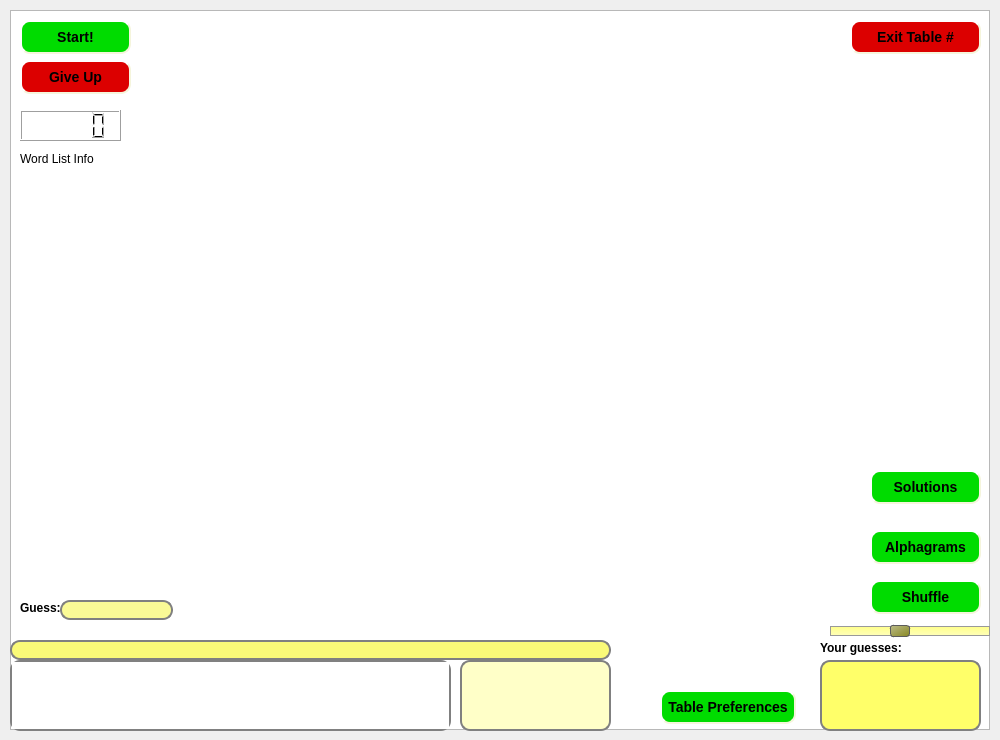
This is trunk/client/src/tableForm.ui in domino14/aerolithdesktop as Qt 5 draws it before an edit. The edited form follows.
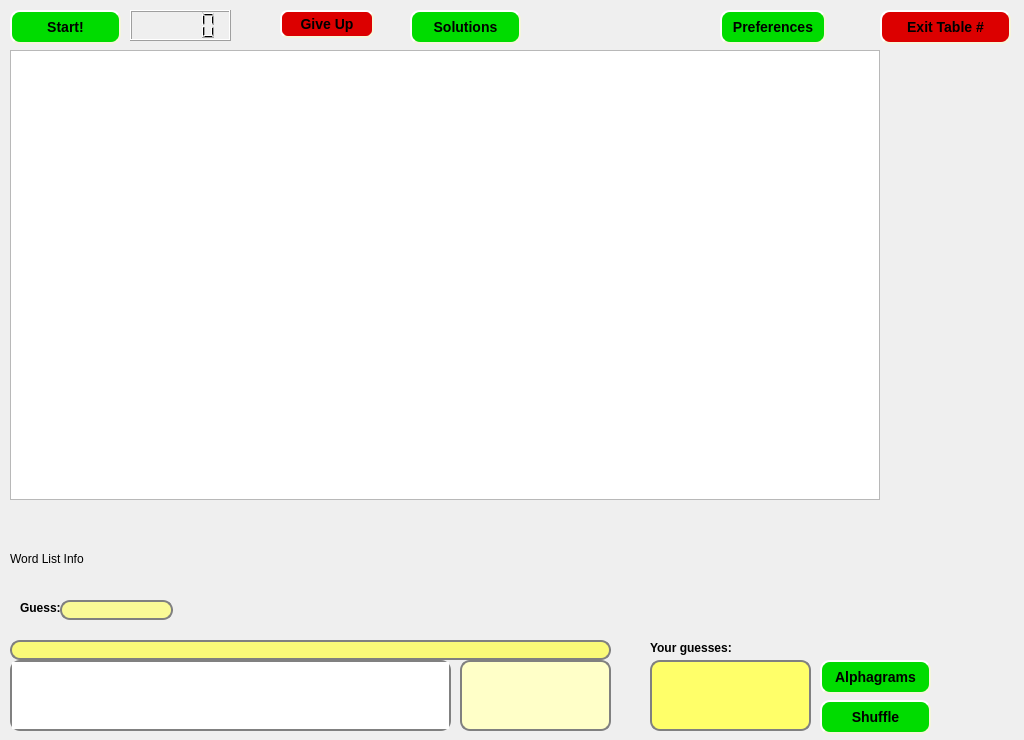
This is the edited form.

Diff of the .ui file:
```diff
--- a/trunk/client/src/tableForm.ui
+++ b/trunk/client/src/tableForm.ui
@@ -5,7 +5,7 @@
    <rect>
     <x>0</x>
     <y>0</y>
-    <width>1000</width>
+    <width>1024</width>
     <height>740</height>
    </rect>
   </property>
@@ -17,14 +17,14 @@
   </property>
   <property name="minimumSize" >
    <size>
-    <width>1000</width>
+    <width>1024</width>
     <height>740</height>
    </size>
   </property>
   <property name="maximumSize" >
    <size>
-    <width>1000</width>
-    <height>740</height>
+    <width>2000</width>
+    <height>2000</height>
    </size>
   </property>
   <property name="windowTitle" >
@@ -34,9 +34,9 @@
    <property name="geometry" >
     <rect>
      <x>10</x>
-     <y>10</y>
-     <width>980</width>
-     <height>720</height>
+     <y>50</y>
+     <width>870</width>
+     <height>450</height>
     </rect>
    </property>
    <property name="focusPolicy" >
@@ -52,8 +52,8 @@
   <widget class="QPushButton" name="pushButtonAlphagrams" >
    <property name="geometry" >
     <rect>
-     <x>870</x>
-     <y>530</y>
+     <x>820</x>
+     <y>660</y>
      <width>111</width>
      <height>34</height>
     </rect>
@@ -88,8 +88,8 @@
   <widget class="QPushButton" name="pushButtonShuffle" >
    <property name="geometry" >
     <rect>
-     <x>870</x>
-     <y>580</y>
+     <x>820</x>
+     <y>700</y>
      <width>111</width>
      <height>34</height>
     </rect>
@@ -124,33 +124,33 @@
   <widget class="QPushButton" name="pushButtonGiveUp" >
    <property name="geometry" >
     <rect>
-     <x>20</x>
-     <y>60</y>
-     <width>111</width>
-     <height>34</height>
+     <x>280</x>
+     <y>10</y>
+     <width>94</width>
+     <height>28</height>
     </rect>
    </property>
    <property name="focusPolicy" >
     <enum>Qt::NoFocus</enum>
    </property>
    <property name="styleSheet" >
-    <string> QPushButton {&#xd;
-     background-color: rgb(220, 0, 0);&#xd;
-     border-style: outset;&#xd;
-     border-width: 2px;&#xd;
-     border-radius: 10px;&#xd;
-     border-color: beige;&#xd;
-     font: bold 14px;&#xd;
-     min-width: 5em;&#xd;
-     padding: 6px;&#xd;
- }&#xd;
-QPushButton:disabled{&#xd;
-	background-color: rgb(50, 0, 0);&#xd;
-	color: rgb(100, 100, 100);&#xd;
-}&#xd;
- QPushButton:pressed {&#xd;
-     background-color: rgb(100, 0, 0);&#xd;
-     border-style: inset;&#xd;
+    <string> QPushButton {
+     background-color: rgb(220, 0, 0);
+     border-style: outset;
+     border-width: 2px;
+     border-radius: 8px;
+     border-color: beige;
+     font: bold 14px;
+     min-width: 5em;
+     padding: 0px;
+ }
+QPushButton:disabled{
+	background-color: rgb(50, 0, 0);
+	color: rgb(100, 100, 100);
+}
+ QPushButton:pressed {
+     background-color: rgb(100, 0, 0);
+     border-style: inset;
  } </string>
    </property>
    <property name="text" >
@@ -160,8 +160,8 @@
   <widget class="QPushButton" name="pushButtonExit" >
    <property name="geometry" >
     <rect>
-     <x>850</x>
-     <y>20</y>
+     <x>880</x>
+     <y>10</y>
      <width>131</width>
      <height>34</height>
     </rect>
@@ -196,8 +196,8 @@
   <widget class="QPushButton" name="pushButtonStart" >
    <property name="geometry" >
     <rect>
-     <x>20</x>
-     <y>20</y>
+     <x>10</x>
+     <y>10</y>
      <width>111</width>
      <height>34</height>
     </rect>
@@ -232,8 +232,8 @@
   <widget class="QLCDNumber" name="lcdNumberTimer" >
    <property name="geometry" >
     <rect>
-     <x>20</x>
-     <y>110</y>
+     <x>130</x>
+     <y>10</y>
      <width>101</width>
      <height>31</height>
     </rect>
@@ -366,7 +366,7 @@
   <widget class="QTextEdit" name="textEditGuesses" >
    <property name="geometry" >
     <rect>
-     <x>820</x>
+     <x>650</x>
      <y>660</y>
      <width>161</width>
      <height>71</height>
@@ -386,7 +386,7 @@
   <widget class="QLabel" name="label_2" >
    <property name="geometry" >
     <rect>
-     <x>820</x>
+     <x>650</x>
      <y>640</y>
      <width>101</width>
      <height>16</height>
@@ -399,8 +399,8 @@
   <widget class="QPushButton" name="pushButtonSolutions" >
    <property name="geometry" >
     <rect>
-     <x>870</x>
-     <y>470</y>
+     <x>410</x>
+     <y>10</y>
      <width>111</width>
      <height>34</height>
     </rect>
@@ -435,8 +435,8 @@
   <widget class="QLabel" name="labelWordListInfo" >
    <property name="geometry" >
     <rect>
-     <x>20</x>
-     <y>150</y>
+     <x>10</x>
+     <y>550</y>
      <width>111</width>
      <height>18</height>
     </rect>
@@ -445,53 +445,12 @@
     <string>Word List Info</string>
    </property>
   </widget>
-  <widget class="QSlider" name="horizontalSlider" >
-   <property name="geometry" >
-    <rect>
-     <x>830</x>
-     <y>620</y>
-     <width>160</width>
-     <height>22</height>
-    </rect>
-   </property>
-   <property name="focusPolicy" >
-    <enum>Qt::NoFocus</enum>
-   </property>
-   <property name="styleSheet" >
-    <string> QSlider::groove:horizontal {
-         border: 1px solid #999999;
-         height: 8px; /* the groove expands to the size of the slider by default. by giving it a height, it has a fixed size */
-         background: qlineargradient(x1:0, y1:0, x2:0, y2:1, stop:0 #FFFF88, stop:1 #FFFFBB);
-         margin: 2px 0;
-     }
-
-     QSlider::handle:horizontal {
-         background: qlineargradient(x1:0, y1:0, x2:1, y2:1, stop:0 #BBBB88, stop:1 #888822);
-         border: 1px solid #5c5c5c;
-         width: 18px;
-         margin: -2px 0; /* handle is placed by default on the contents rect of the groove. Expand outside the groove */
-         border-radius: 3px;
-     } </string>
-   </property>
-   <property name="minimum" >
-    <number>35</number>
-   </property>
-   <property name="maximum" >
-    <number>70</number>
-   </property>
-   <property name="value" >
-    <number>50</number>
-   </property>
-   <property name="orientation" >
-    <enum>Qt::Horizontal</enum>
-   </property>
-  </widget>
   <widget class="QPushButton" name="pushButtonPreferences" >
    <property name="geometry" >
     <rect>
-     <x>660</x>
-     <y>690</y>
-     <width>136</width>
+     <x>720</x>
+     <y>10</y>
+     <width>106</width>
      <height>34</height>
     </rect>
    </property>
@@ -519,7 +478,7 @@
  } </string>
    </property>
    <property name="text" >
-    <string>Table Preferences</string>
+    <string>Preferences</string>
    </property>
   </widget>
  </widget>
```
Left out of the diff: 34 changed lines with no effect on the pictures.
